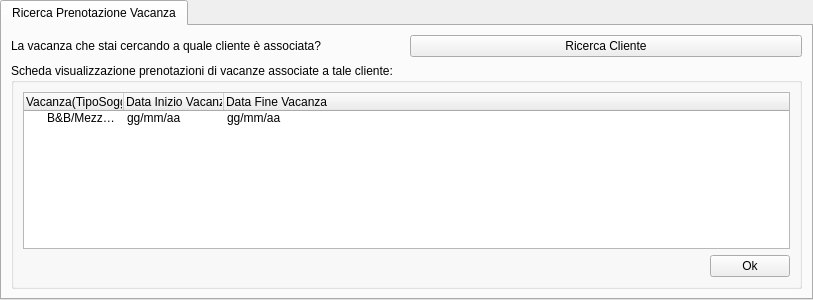
Qt form ui/Receptionist/GestireLaVacanza/RicercaPrenotazioneVacanza.ui (mdoraz/Hotel) before a commit.
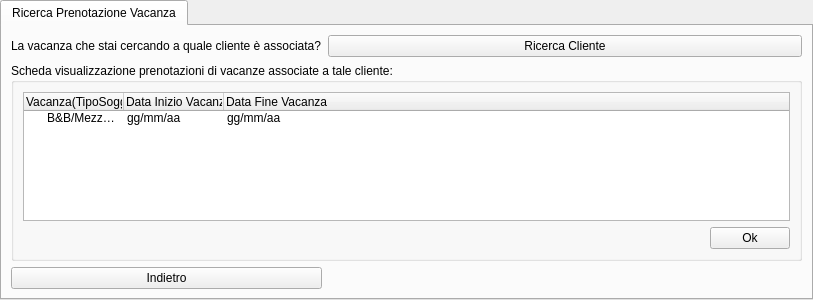
The same form after that commit.

Commit message: Completato scheletro HomeGestioneVacanza inserendo tutti i file .ui e collegandoli tra loro + modifiche bottoni vari file .ui + collegata tutta la gestione vacanza al bottone della homeReceptionist

What changed in the file:
```diff
--- a/ui/Receptionist/GestireLaVacanza/RicercaPrenotazioneVacanza.ui
+++ b/ui/Receptionist/GestireLaVacanza/RicercaPrenotazioneVacanza.ui
@@ -25,6 +25,13 @@
       </property>
      </widget>
     </item>
+    <item row="0" column="0">
+     <widget class="QLabel" name="labelQualeVacanzaStaiCercandoAssociataCliente">
+      <property name="text">
+       <string>La vacanza che stai cercando a quale cliente è associata?</string>
+      </property>
+     </widget>
+    </item>
     <item row="1" column="0" colspan="2">
      <widget class="QGroupBox" name="groupboxSchedaVisualizzazionePrenotazioniVacanza">
       <property name="title">
@@ -32,7 +39,7 @@
       </property>
       <layout class="QGridLayout" name="gridLayout_2">
        <item row="2" column="1">
-        <widget class="QPushButton" name="btnOkConferma">
+        <widget class="QPushButton" name="btnOk">
          <property name="text">
           <string>Ok</string>
          </property>
@@ -89,10 +96,23 @@
       </layout>
      </widget>
     </item>
-    <item row="0" column="0">
-     <widget class="QLabel" name="labelQualeVacanzaStaiCercandoAssociataCliente">
+    <item row="2" column="1">
+     <spacer name="horizontalSpacer_2">
+      <property name="orientation">
+       <enum>Qt::Horizontal</enum>
+      </property>
+      <property name="sizeHint" stdset="0">
+       <size>
+        <width>40</width>
+        <height>20</height>
+       </size>
+      </property>
+     </spacer>
+    </item>
+    <item row="2" column="0">
+     <widget class="QPushButton" name="btnTornareIndietro">
       <property name="text">
-       <string>La vacanza che stai cercando a quale cliente è associata?</string>
+       <string>Indietro</string>
       </property>
      </widget>
     </item>
```
The commit also changes 18 other files.
